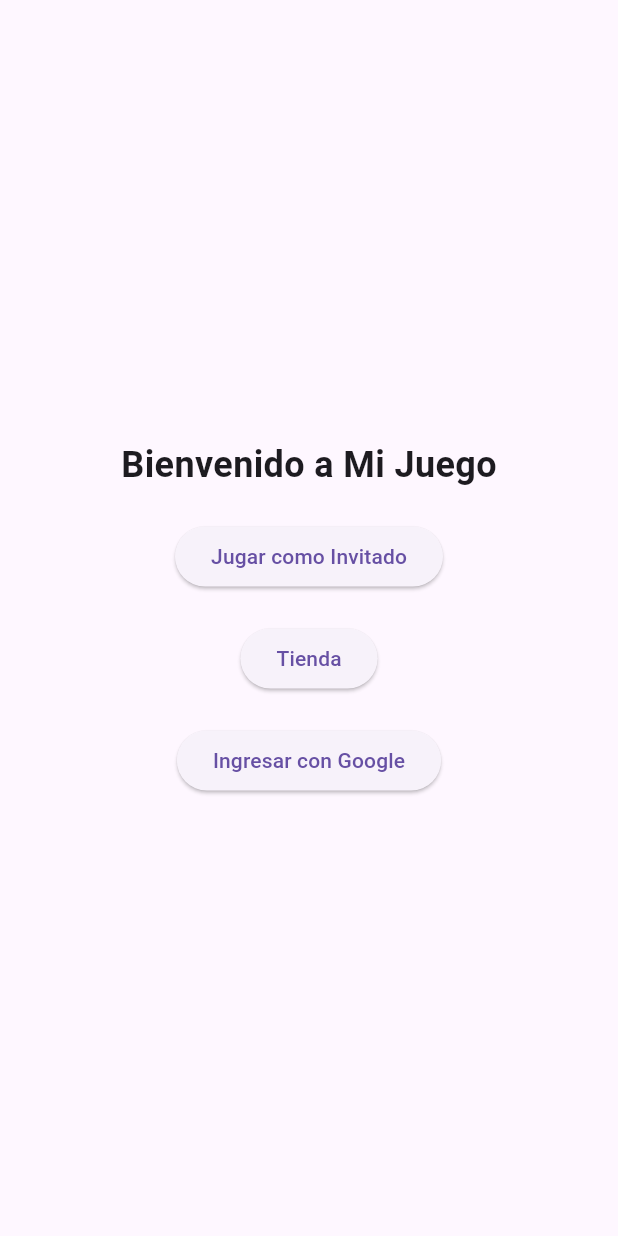
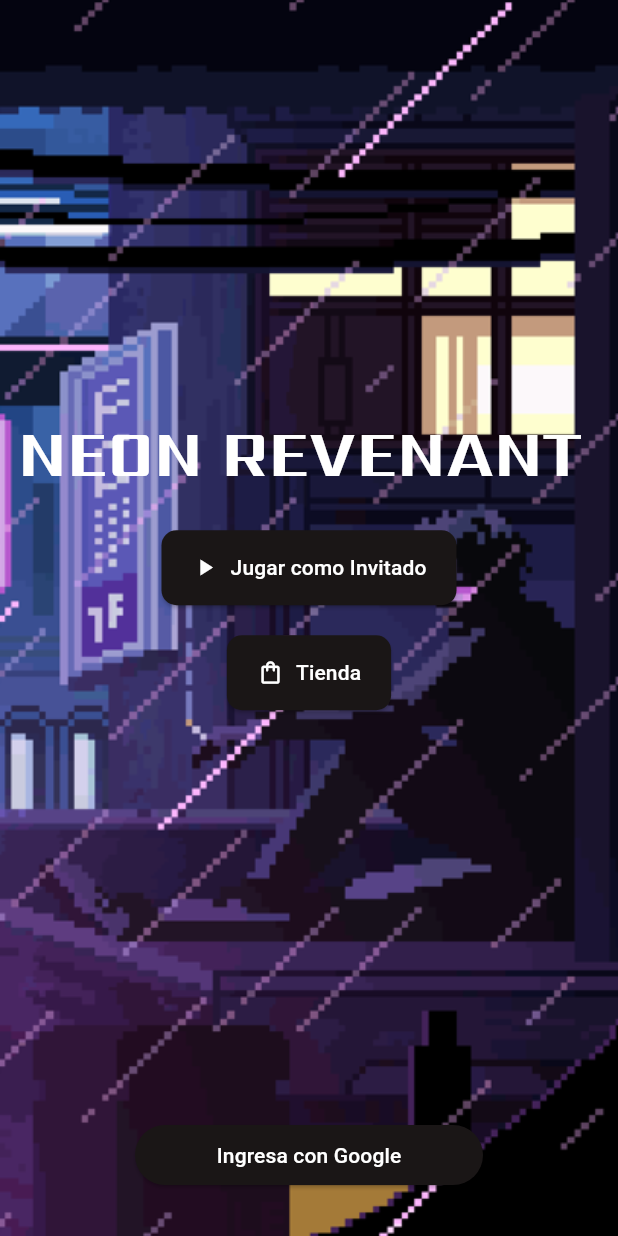
Before and after one commit to JesusPeraltaH/neon_revenant, a Flutter app: the screen it shows after launch, on a phone screen of 412 x 824 dp. Run offline on Flutter 3.47's test engine with Material 3 defaults, Android fonts, the light colour scheme and no system bars; our stand-ins replace google_sign_in; missing offline and left inert: flame.

Commit message:
mejora fondo, fuentes

```diff
--- a/lib/main.dart
+++ b/lib/main.dart
@@ -10,6 +10,7 @@ class MyApp extends StatelessWidget {
   Widget build(BuildContext context) {
     return MaterialApp(
       title: 'Neon Revenant',
+      debugShowCheckedModeBanner: false,
       theme: ThemeData(primarySwatch: Colors.blue),
       home: WelcomeScreen(),
     );
--- a/lib/screens/welcome_screen.dart
+++ b/lib/screens/welcome_screen.dart
@@ -6,40 +6,82 @@ import 'package:neon_revenant/widgets/google_sign_in_button.dart';
 class WelcomeScreen extends StatelessWidget {
   @override
   Widget build(BuildContext context) {
-    return Scaffold(
+    return Stack(
+      children: [
+        // Imagen de fondo
+        Positioned.fill(
+          child: Image.asset(
+            'assets/fondo2.png',
+            fit: BoxFit.cover,
+          ),
+        ),
+        Scaffold(
+          backgroundColor: Colors.transparent,
           body: Center(
             child: Column(
               mainAxisAlignment: MainAxisAlignment.center,
               children: [
                 Text(
-              'Bienvenido a Mi Juego',
-              style: TextStyle(fontSize: 24, fontWeight: FontWeight.bold),
+  'NEON REVENANT ',
+  style: TextStyle(
+    fontFamily: 'Sarpanch', // Usa el nombre de la familia que definiste en pubspec.yaml
+    fontSize: 44,
+    fontWeight: FontWeight.bold, // Mantén FontWeight.bold si quieres la versión en negrita
+    color: Colors.white,
+  ),
 ),
                 SizedBox(height: 20),
-            ElevatedButton(
+                ElevatedButton.icon(
                   onPressed: () {
                     Navigator.push(
                       context,
                       MaterialPageRoute(builder: (context) => GameScreen()),
                     );
                   },
-              child: Text('Jugar como Invitado'),
+                  icon: Icon(Icons.play_arrow, color: Colors.white,),
+                  label: Text('Jugar como Invitado', style: TextStyle(color: Colors.white),),
+                  style: ElevatedButton.styleFrom(
+                     backgroundColor: Color(0xFF1A1616),
+                    padding: EdgeInsets.symmetric(horizontal: 20, vertical: 15),
+                    shape: RoundedRectangleBorder(
+                      borderRadius: BorderRadius.circular(10),
+                    ),
+                  ),
                 ),
                 SizedBox(height: 20),
-            ElevatedButton(
+                ElevatedButton.icon(
                   onPressed: () {
                     Navigator.push(
                       context,
                       MaterialPageRoute(builder: (context) => StoreScreen()),
                     );
                   },
-              child: Text('Tienda'),
+                  icon: Icon(Icons.shopping_bag_outlined, color: Colors.white,),
+                  label: Text('Tienda', style: TextStyle(color: Colors.white),),
+                  style: ElevatedButton.styleFrom(
+                     backgroundColor: Color(0xFF1A1616),
+                    padding: EdgeInsets.symmetric(horizontal: 20, vertical: 15),
+                    shape: RoundedRectangleBorder(
+                      borderRadius: BorderRadius.circular(10),
                     ),
-            SizedBox(height: 20),
-            GoogleSignInButton(),
+                  ),
+                ),
+                SizedBox(height: 80), // Agrega un espacio para separar del botón inferior
               ],
             ),
           ),
+        ),
+        // Botón de Google SignIn en la parte inferior
+        Positioned(
+          left: 0,
+          right: 0,
+          bottom: 30, // Ajusta la distancia desde la parte inferior según necesites
+          child: Padding(
+            padding: const EdgeInsets.symmetric(horizontal: 90.0), // Ajusta el margen horizontal
+            child: GoogleSignInButton(),
+          ),
+        ),
+      ],
     );
   }
 }
--- a/lib/widgets/google_sign_in_button.dart
+++ b/lib/widgets/google_sign_in_button.dart
@@ -16,7 +16,10 @@ class GoogleSignInButton extends StatelessWidget {
   Widget build(BuildContext context) {
     return ElevatedButton(
       onPressed: _handleSignIn,
-      child: Text('Ingresar con Google'),
+      child: Text('Ingresa con Google', style: TextStyle(color: Colors.white),),
+      style: ElevatedButton.styleFrom(
+         backgroundColor: Color(0xFF1A1616),
+      ),
     );
   }
 }
```
Also changed, not shown: pubspec.yaml (+7 -6 lines), assets/fondo2.png (added), fonts/Sarpanch-Black.ttf (added), fonts/Sarpanch-Bold.ttf (added), fonts/Sarpanch-ExtraBold.ttf (added), fonts/Sarpanch-Medium.ttf (added), fonts/Sarpanch-Regular.ttf (added), fonts/Sarpanch-SemiBold.ttf (added). Lines whose indentation alone changed are shown as unchanged.
